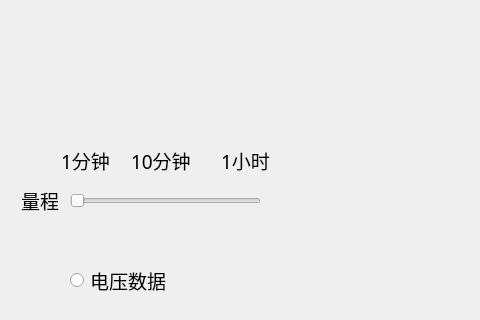
Old version of the form realtimedatawindow.ui in the repository DaiLuyaoME/SavingEletricity; both pictures show x 0 to 480 and y 0 to 320 of the 1000 by 600 pixel window.
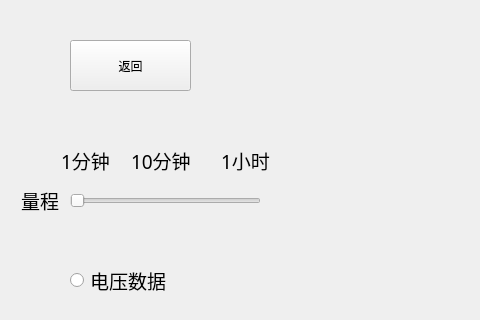
New version of the form. Icons and pictures are not drawn.

Commit message: （1）调整了实时绘图窗口的绘图风格；（2）在实时绘图窗口和测试窗口添加了返回按钮；（3）修改了UI类的构造函数，以此使各个窗口能够共享一个dataprocessor实例

```diff
--- a/realtimedatawindow.ui
+++ b/realtimedatawindow.ui
@@ -284,6 +284,32 @@
    </property>
    <layout class="QVBoxLayout" name="playLayout"/>
   </widget>
+  <widget class="QPushButton" name="returnBtn">
+   <property name="geometry">
+    <rect>
+     <x>70</x>
+     <y>40</y>
+     <width>121</width>
+     <height>51</height>
+    </rect>
+   </property>
+   <property name="text">
+    <string>返回</string>
+   </property>
+   <property name="icon">
+    <iconset>
+     <normaloff>icon/return.ico</normaloff>icon/return.ico</iconset>
+   </property>
+   <property name="iconSize">
+    <size>
+     <width>32</width>
+     <height>32</height>
+    </size>
+   </property>
+   <property name="flat">
+    <bool>false</bool>
+   </property>
+  </widget>
  </widget>
  <resources/>
  <connections/>
```
The commit also changes 9 other files.
